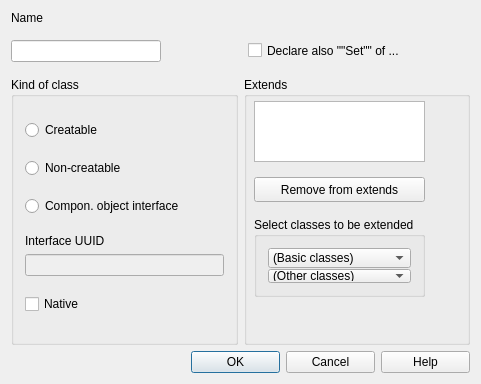
berkus/lavape, file lavape/src/LavaPE_UI/idd_interfacebox.ui: the form before one commit.
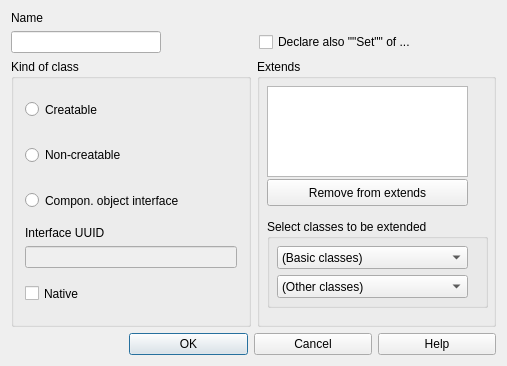
The form after the commit.

```diff
--- a/lavape/src/LavaPE_UI/idd_interfacebox.ui
+++ b/lavape/src/LavaPE_UI/idd_interfacebox.ui
@@ -5,8 +5,8 @@
    <rect>
     <x>0</x>
     <y>0</y>
-    <width>481</width>
-    <height>384</height>
+    <width>507</width>
+    <height>366</height>
    </rect>
   </property>
   <property name="sizePolicy" >
@@ -22,7 +22,7 @@
    <item>
     <widget class="QLabel" name="Label_IDC_STATIC36" >
      <property name="sizePolicy" >
-      <sizepolicy vsizetype="Fixed" hsizetype="Fixed" >
+      <sizepolicy vsizetype="Preferred" hsizetype="Preferred" >
        <horstretch>0</horstretch>
        <verstretch>0</verstretch>
       </sizepolicy>
@@ -40,6 +40,9 @@
    </item>
    <item>
     <layout class="QHBoxLayout" >
+     <property name="spacing" >
+      <number>3</number>
+     </property>
      <item>
       <widget class="QLineEdit" name="NewName" >
        <property name="sizePolicy" >
@@ -72,8 +75,8 @@
        </property>
        <property name="sizeHint" >
         <size>
-         <width>81</width>
-         <height>40</height>
+         <width>95</width>
+         <height>20</height>
         </size>
        </property>
       </spacer>
@@ -121,6 +124,12 @@
        <layout class="QVBoxLayout" >
         <item>
          <widget class="QRadioButton" name="Creatable" >
+          <property name="sizePolicy" >
+           <sizepolicy vsizetype="MinimumExpanding" hsizetype="MinimumExpanding" >
+            <horstretch>0</horstretch>
+            <verstretch>0</verstretch>
+           </sizepolicy>
+          </property>
           <property name="focusPolicy" >
            <enum>Qt::StrongFocus</enum>
           </property>
@@ -131,6 +140,12 @@
         </item>
         <item>
          <widget class="QRadioButton" name="NonCreatable" >
+          <property name="sizePolicy" >
+           <sizepolicy vsizetype="MinimumExpanding" hsizetype="MinimumExpanding" >
+            <horstretch>0</horstretch>
+            <verstretch>0</verstretch>
+           </sizepolicy>
+          </property>
           <property name="focusPolicy" >
            <enum>Qt::StrongFocus</enum>
           </property>
@@ -141,6 +156,12 @@
         </item>
         <item>
          <widget class="QRadioButton" name="IsComponent" >
+          <property name="sizePolicy" >
+           <sizepolicy vsizetype="MinimumExpanding" hsizetype="MinimumExpanding" >
+            <horstretch>0</horstretch>
+            <verstretch>0</verstretch>
+           </sizepolicy>
+          </property>
           <property name="focusPolicy" >
            <enum>Qt::StrongFocus</enum>
           </property>
@@ -157,7 +178,7 @@
           <item>
            <widget class="QLabel" name="Label_IDC_StatIDLabel" >
             <property name="sizePolicy" >
-             <sizepolicy vsizetype="Fixed" hsizetype="Fixed" >
+             <sizepolicy vsizetype="MinimumExpanding" hsizetype="MinimumExpanding" >
               <horstretch>0</horstretch>
               <verstretch>0</verstretch>
              </sizepolicy>
@@ -178,6 +199,12 @@
             <property name="enabled" >
              <bool>false</bool>
             </property>
+            <property name="sizePolicy" >
+             <sizepolicy vsizetype="MinimumExpanding" hsizetype="MinimumExpanding" >
+              <horstretch>0</horstretch>
+              <verstretch>0</verstretch>
+             </sizepolicy>
+            </property>
             <property name="focusPolicy" >
              <enum>Qt::StrongFocus</enum>
             </property>
@@ -190,6 +217,12 @@
         </item>
         <item>
          <widget class="QCheckBox" name="Native" >
+          <property name="sizePolicy" >
+           <sizepolicy vsizetype="MinimumExpanding" hsizetype="MinimumExpanding" >
+            <horstretch>0</horstretch>
+            <verstretch>0</verstretch>
+           </sizepolicy>
+          </property>
           <property name="focusPolicy" >
            <enum>Qt::StrongFocus</enum>
           </property>
@@ -219,13 +252,13 @@
         <property name="geometry" >
          <rect>
           <x>10</x>
-          <y>24</y>
-          <width>171</width>
-          <height>61</height>
+          <y>27</y>
+          <width>201</width>
+          <height>91</height>
          </rect>
         </property>
         <property name="sizePolicy" >
-         <sizepolicy vsizetype="Fixed" hsizetype="Fixed" >
+         <sizepolicy vsizetype="MinimumExpanding" hsizetype="MinimumExpanding" >
           <horstretch>0</horstretch>
           <verstretch>0</verstretch>
          </sizepolicy>
@@ -235,13 +268,13 @@
         <property name="geometry" >
          <rect>
           <x>10</x>
-          <y>100</y>
-          <width>171</width>
-          <height>25</height>
+          <y>120</y>
+          <width>201</width>
+          <height>27</height>
          </rect>
         </property>
         <property name="sizePolicy" >
-         <sizepolicy vsizetype="Minimum" hsizetype="Minimum" >
+         <sizepolicy vsizetype="MinimumExpanding" hsizetype="MinimumExpanding" >
           <horstretch>0</horstretch>
           <verstretch>0</verstretch>
          </sizepolicy>
@@ -257,13 +290,13 @@
         <property name="geometry" >
          <rect>
           <x>10</x>
-          <y>140</y>
-          <width>171</width>
-          <height>80</height>
+          <y>160</y>
+          <width>221</width>
+          <height>89</height>
          </rect>
         </property>
         <property name="sizePolicy" >
-         <sizepolicy vsizetype="Minimum" hsizetype="Minimum" >
+         <sizepolicy vsizetype="MinimumExpanding" hsizetype="MinimumExpanding" >
           <horstretch>0</horstretch>
           <verstretch>0</verstretch>
          </sizepolicy>
@@ -274,32 +307,38 @@
         <property name="title" >
          <string>Select classes to be extended</string>
         </property>
-        <layout class="QVBoxLayout" >
-         <item>
           <widget class="QComboBox" name="BasicTypes" >
+         <property name="geometry" >
+          <rect>
+           <x>10</x>
+           <y>27</y>
+           <width>191</width>
+           <height>23</height>
+          </rect>
+         </property>
            <property name="sizePolicy" >
-            <sizepolicy vsizetype="Minimum" hsizetype="Minimum" >
+          <sizepolicy vsizetype="MinimumExpanding" hsizetype="MinimumExpanding" >
              <horstretch>0</horstretch>
              <verstretch>0</verstretch>
             </sizepolicy>
            </property>
-           <property name="minimumSize" >
-            <size>
-             <width>0</width>
-             <height>20</height>
-            </size>
-           </property>
            <item>
             <property name="text" >
              <string>(Basic classes)</string>
             </property>
            </item>
           </widget>
-         </item>
-         <item>
           <widget class="QComboBox" name="ExtTypes" >
+         <property name="geometry" >
+          <rect>
+           <x>10</x>
+           <y>56</y>
+           <width>191</width>
+           <height>23</height>
+          </rect>
+         </property>
            <property name="sizePolicy" >
-            <sizepolicy vsizetype="Minimum" hsizetype="Minimum" >
+          <sizepolicy vsizetype="MinimumExpanding" hsizetype="MinimumExpanding" >
              <horstretch>0</horstretch>
              <verstretch>0</verstretch>
             </sizepolicy>
@@ -310,8 +349,6 @@
             </property>
            </item>
           </widget>
-         </item>
-        </layout>
        </widget>
       </widget>
      </item>
@@ -336,15 +373,21 @@
      </property>
      <item>
       <spacer>
+       <property name="sizePolicy" >
+        <sizepolicy vsizetype="Minimum" hsizetype="MinimumExpanding" >
+         <horstretch>0</horstretch>
+         <verstretch>0</verstretch>
+        </sizepolicy>
+       </property>
        <property name="orientation" >
         <enum>Qt::Horizontal</enum>
        </property>
        <property name="sizeType" >
-        <enum>QSizePolicy::Minimum</enum>
+        <enum>QSizePolicy::MinimumExpanding</enum>
        </property>
        <property name="sizeHint" >
         <size>
-         <width>180</width>
+         <width>20</width>
          <height>20</height>
         </size>
        </property>
@@ -353,17 +396,11 @@
      <item>
       <widget class="QPushButton" name="ID_OK" >
        <property name="sizePolicy" >
-        <sizepolicy vsizetype="Fixed" hsizetype="Minimum" >
+        <sizepolicy vsizetype="Fixed" hsizetype="MinimumExpanding" >
          <horstretch>0</horstretch>
          <verstretch>0</verstretch>
         </sizepolicy>
        </property>
-       <property name="minimumSize" >
-        <size>
-         <width>1</width>
-         <height>0</height>
-        </size>
-       </property>
        <property name="focusPolicy" >
         <enum>Qt::NoFocus</enum>
        </property>
@@ -377,11 +414,11 @@
      </item>
      <item>
       <widget class="QPushButton" name="ID_CANCEL" >
-       <property name="minimumSize" >
-        <size>
-         <width>1</width>
-         <height>0</height>
-        </size>
+       <property name="sizePolicy" >
+        <sizepolicy vsizetype="Fixed" hsizetype="MinimumExpanding" >
+         <horstretch>0</horstretch>
+         <verstretch>0</verstretch>
+        </sizepolicy>
        </property>
        <property name="focusPolicy" >
         <enum>Qt::NoFocus</enum>
@@ -393,11 +430,11 @@
      </item>
      <item>
       <widget class="QPushButton" name="ID_HELP" >
-       <property name="minimumSize" >
-        <size>
-         <width>1</width>
-         <height>0</height>
-        </size>
+       <property name="sizePolicy" >
+        <sizepolicy vsizetype="Fixed" hsizetype="MinimumExpanding" >
+         <horstretch>0</horstretch>
+         <verstretch>0</verstretch>
+        </sizepolicy>
        </property>
        <property name="focusPolicy" >
         <enum>Qt::NoFocus</enum>
```
Lines whose indentation alone changed are shown as unchanged.
